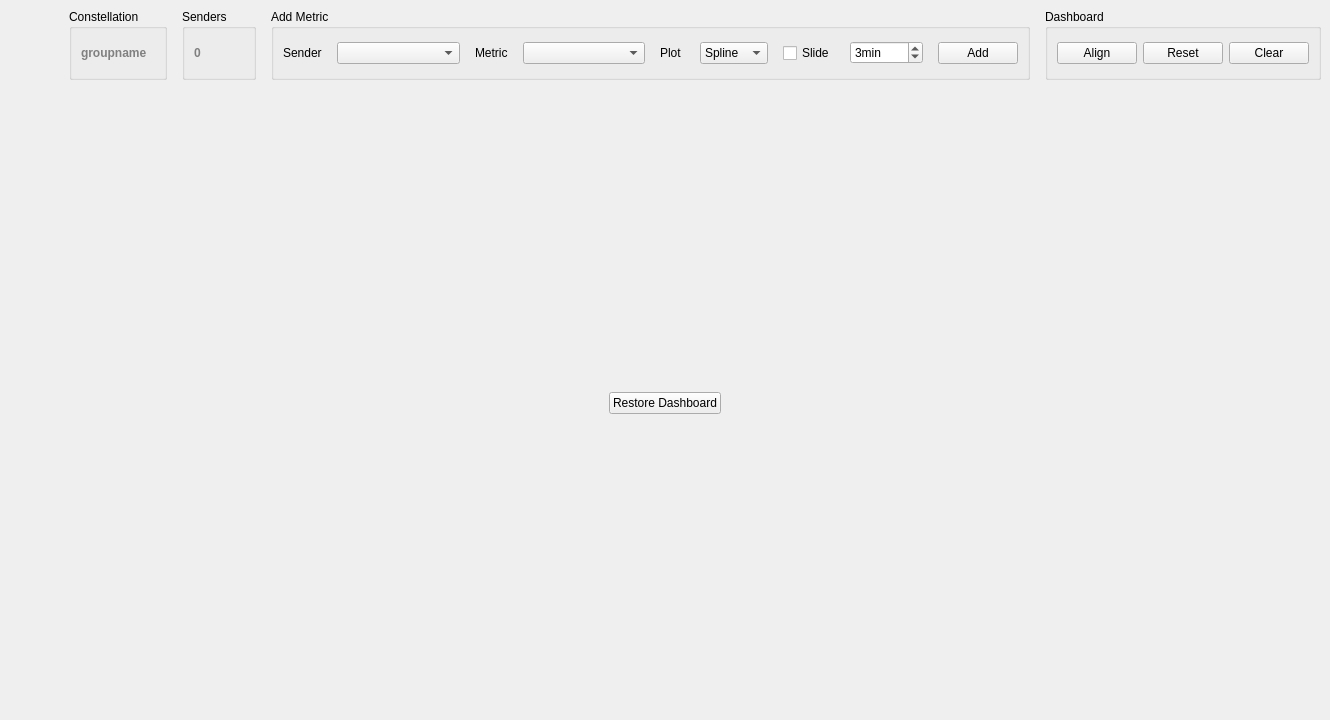
constellation-daq/Constellation, file cxx/listeners/TelemetryConsole/TelemetryConsole.ui: the form before one commit.
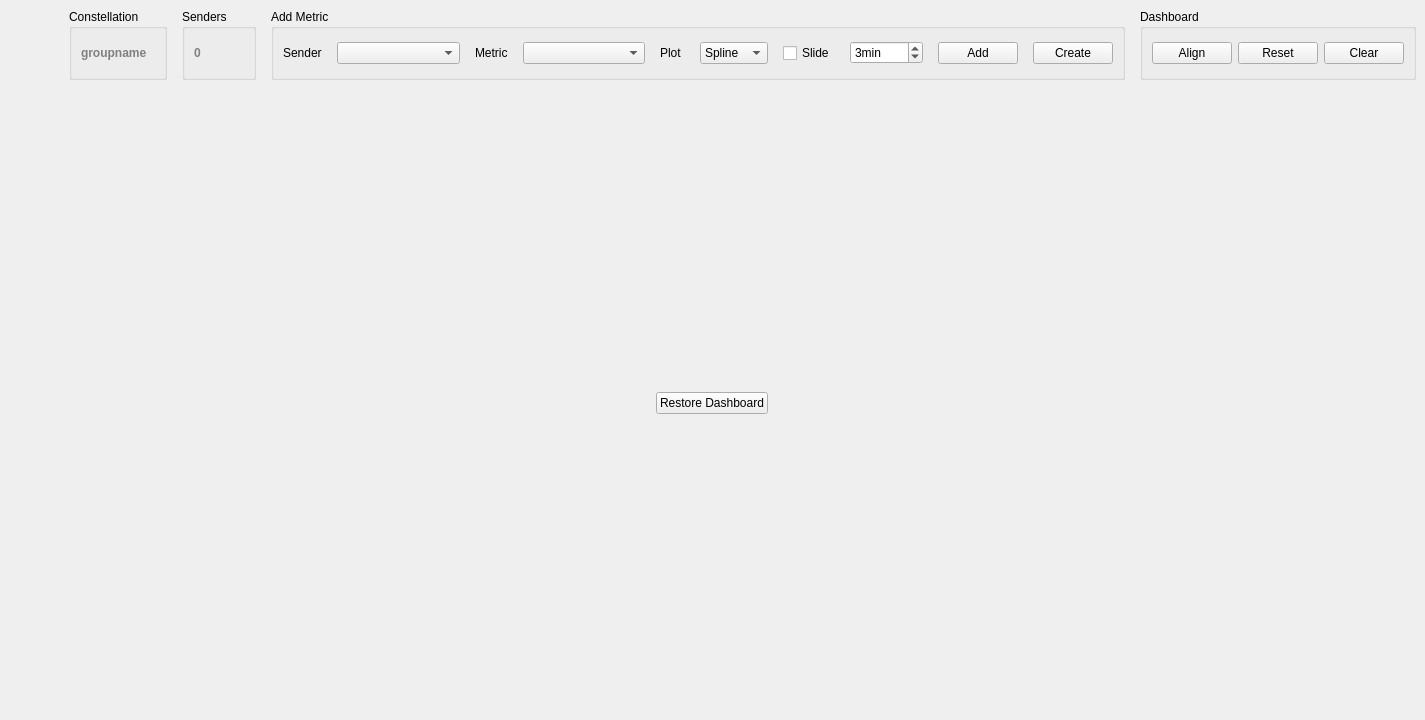
The form after the commit. Icons and pictures are not drawn.

```diff
--- a/cxx/listeners/TelemetryConsole/TelemetryConsole.ui
+++ b/cxx/listeners/TelemetryConsole/TelemetryConsole.ui
@@ -6,7 +6,7 @@
    <rect>
     <x>0</x>
     <y>0</y>
-    <width>1330</width>
+    <width>1425</width>
     <height>720</height>
    </rect>
   </property>
@@ -155,7 +155,7 @@
           <rect>
            <x>0</x>
            <y>0</y>
-           <width>1310</width>
+           <width>1405</width>
            <height>588</height>
           </rect>
          </property>
@@ -221,7 +221,7 @@
           <property name="title">
            <string>Add Metric</string>
           </property>
-          <layout class="QHBoxLayout" name="horizontalLayout" stretch="1,5,1,5,1,2,0,0,1">
+          <layout class="QHBoxLayout" name="horizontalLayout" stretch="1,5,1,5,1,2,0,0,1,0">
            <property name="spacing">
             <number>15</number>
            </property>
@@ -321,6 +321,29 @@
              </property>
             </widget>
            </item>
+           <item>
+            <widget class="QPushButton" name="createMetric">
+             <property name="sizePolicy">
+              <sizepolicy hsizetype="Minimum" vsizetype="Fixed">
+               <horstretch>0</horstretch>
+               <verstretch>0</verstretch>
+              </sizepolicy>
+             </property>
+             <property name="text">
+              <string>Create</string>
+             </property>
+             <property name="icon">
+              <iconset resource="../../constellation/gui/Constellation.qrc">
+               <normaloff>:/action/create</normaloff>:/action/create</iconset>
+             </property>
+             <property name="iconSize">
+              <size>
+               <width>20</width>
+               <height>20</height>
+              </size>
+             </property>
+            </widget>
+           </item>
           </layout>
          </widget>
         </item>
```
Left out of the diff: 2 changed lines with no effect on the pictures.
